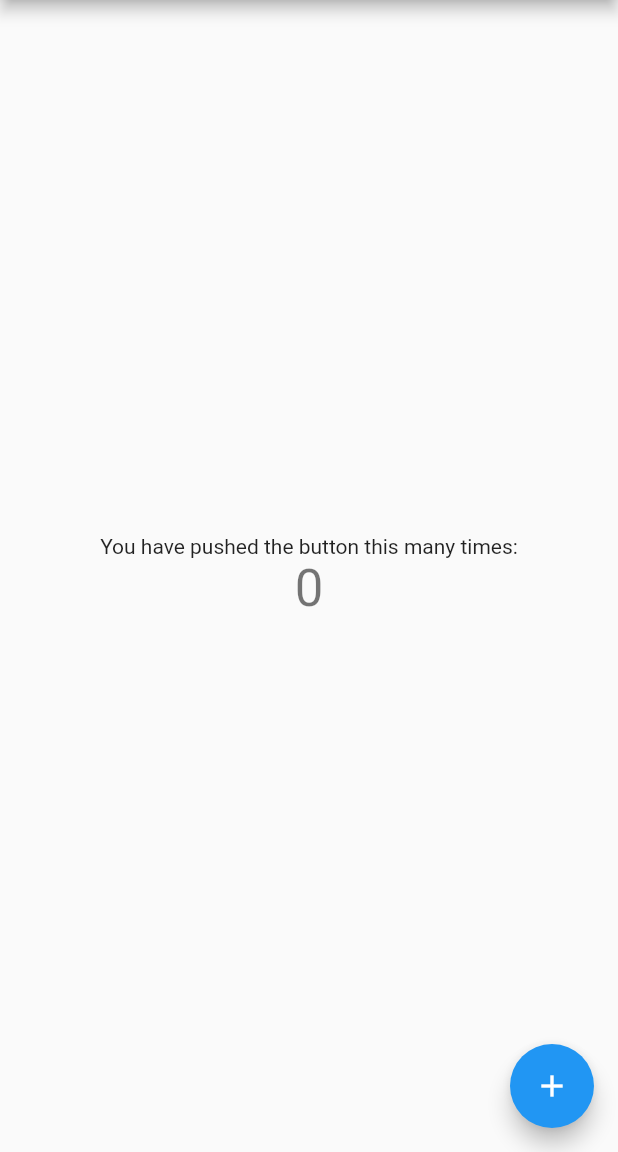
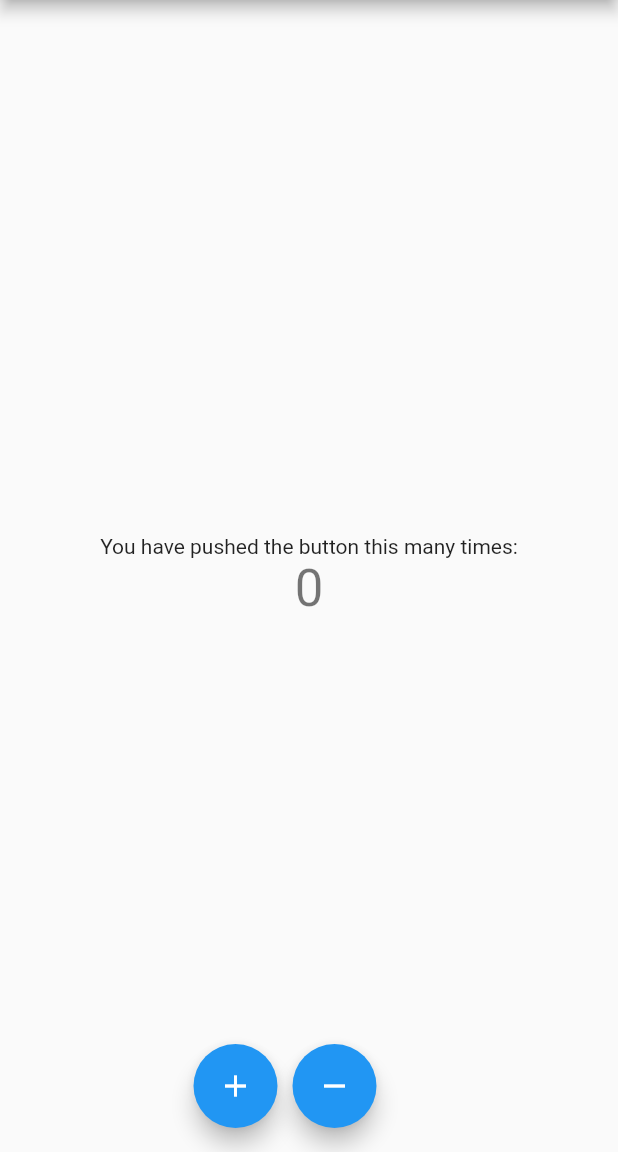
Before and after one commit to mmorgan55/flutter_bloc_test, a Flutter app: the screen it shows after launch, on a phone screen of 412 x 824 dp, the part 84-1236 px from its top. Run offline on Flutter 3.47's test engine with Material 2 defaults, Android fonts, the phone set to English and light mode, and no system bars.

```diff
--- a/bloc_test/lib/main.dart
+++ b/bloc_test/lib/main.dart
@@ -3,21 +3,11 @@ import 'package:flutter/material.dart';
 void main() => runApp(MyApp());
 
 class MyApp extends StatelessWidget {
-  // This widget is the root of your application.
   @override
   Widget build(BuildContext context) {
     return MaterialApp(
       title: 'Flutter Demo',
       theme: ThemeData(
-        // This is the theme of your application.
-        //
-        // Try running your application with "flutter run". You'll see the
-        // application has a blue toolbar. Then, without quitting the app, try
-        // changing the primarySwatch below to Colors.green and then invoke
-        // "hot reload" (press "r" in the console where you ran "flutter run",
-        // or simply save your changes to "hot reload" in a Flutter IDE).
-        // Notice that the counter didn't reset back to zero; the application
-        // is not restarted.
         primarySwatch: Colors.blue,
       ),
       home: MyHomePage(title: 'Flutter Demo Home Page'),
@@ -27,15 +17,6 @@ class MyApp extends StatelessWidget {
 
 class MyHomePage extends StatefulWidget {
   MyHomePage({Key key, this.title}) : super(key: key);
-
-  // This widget is the home page of your application. It is stateful, meaning
-  // that it has a State object (defined below) that contains fields that affect
-  // how it looks.
-
-  // This class is the configuration for the state. It holds the values (in this
-  // case the title) provided by the parent (in this case the App widget) and
-  // used by the build method of the State. Fields in a Widget subclass are
-  // always marked "final".
 
   final String title;
 
@@ -48,47 +29,24 @@ class _MyHomePageState extends State<MyHomePage> {
 
   void _incrementCounter() {
     setState(() {
-      // This call to setState tells the Flutter framework that something has
-      // changed in this State, which causes it to rerun the build method below
-      // so that the display can reflect the updated values. If we changed
-      // _counter without calling setState(), then the build method would not be
-      // called again, and so nothing would appear to happen.
       _counter++;
+    });
+  }
+
+  void _decrementCounter() {
+    setState(() {
+      _counter--;
     });
   }
 
   @override
   Widget build(BuildContext context) {
-    // This method is rerun every time setState is called, for instance as done
-    // by the _incrementCounter method above.
-    //
-    // The Flutter framework has been optimized to make rerunning build methods
-    // fast, so that you can just rebuild anything that needs updating rather
-    // than having to individually change instances of widgets.
     return Scaffold(
       appBar: AppBar(
-        // Here we take the value from the MyHomePage object that was created by
-        // the App.build method, and use it to set our appbar title.
         title: Text(widget.title),
       ),
       body: Center(
-        // Center is a layout widget. It takes a single child and positions it
-        // in the middle of the parent.
         child: Column(
-          // Column is also layout widget. It takes a list of children and
-          // arranges them vertically. By default, it sizes itself to fit its
-          // children horizontally, and tries to be as tall as its parent.
-          //
-          // Invoke "debug painting" (press "p" in the console, choose the
-          // "Toggle Debug Paint" action from the Flutter Inspector in Android
-          // Studio, or the "Toggle Debug Paint" command in Visual Studio Code)
-          // to see the wireframe for each widget.
-          //
-          // Column has various properties to control how it sizes itself and
-          // how it positions its children. Here we use mainAxisAlignment to
-          // center the children vertically; the main axis here is the vertical
-          // axis because Columns are vertical (the cross axis would be
-          // horizontal).
           mainAxisAlignment: MainAxisAlignment.center,
           children: <Widget>[
             Text(
@@ -101,11 +59,22 @@ class _MyHomePageState extends State<MyHomePage> {
           ],
         ),
       ),
-      floatingActionButton: FloatingActionButton(
-        onPressed: _incrementCounter,
-        tooltip: 'Increment',
-        child: Icon(Icons.add),
-      ), // This trailing comma makes auto-formatting nicer for build methods.
+      floatingActionButton: Row(
+        mainAxisAlignment: MainAxisAlignment.center,
+        children: <Widget>[
+          FloatingActionButton(
+            onPressed: _incrementCounter,
+            tooltip: 'Increment',
+            child: Icon(Icons.add),
+          ),
+          SizedBox(width: 10),
+          FloatingActionButton(
+            onPressed: _decrementCounter,
+            tooltip: 'Decrement',
+            child: Icon(Icons.remove),
+          ),
+        ],
+      ),
     );
   }
 }
```
